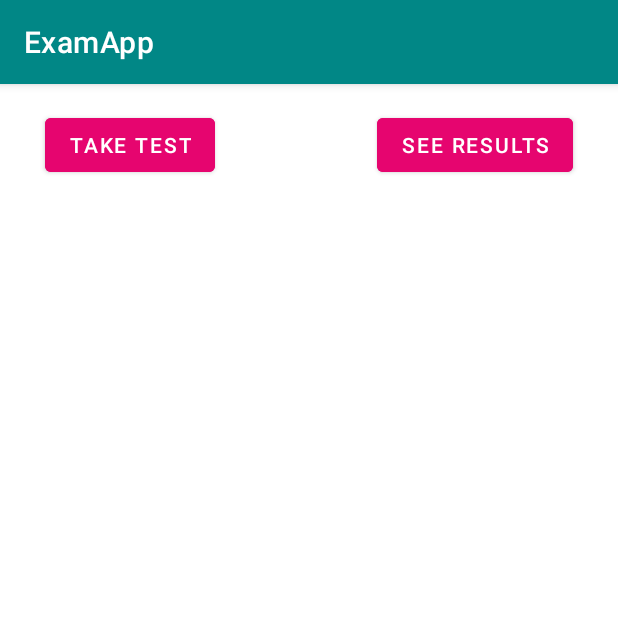
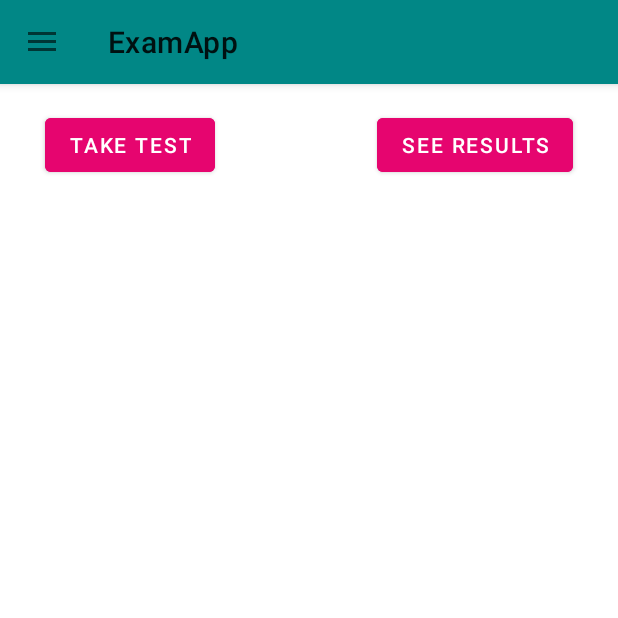
Before and after one commit to UsmanEjaz10/Exam-App, an Android app: the screen it shows after launch (MainActivity before the commit, Drawer after it), on a phone screen of 412 x 824 dp, the top half of it. Run offline under Robolectric (Android 15) with nearby library versions, the phone set to English and light mode, and no system bars.

Commit message:
Adding navigation drawer

```diff
--- a/app/src/main/AndroidManifest.xml
+++ b/app/src/main/AndroidManifest.xml
@@ -13,7 +13,7 @@
         android:theme="@style/Theme.ExamApp"
         tools:targetApi="31">
         <activity
-            android:name=".MainActivity"
+            android:name=".Drawer"
             android:exported="true">
             <intent-filter>
                 <action android:name="android.intent.action.MAIN" />
@@ -25,6 +25,14 @@
                 android:name="android.app.lib_name"
                 android:value="" />
         </activity>
+        <activity
+            android:name=".MainActivity"
+            android:exported="true">
+
+            <meta-data
+                android:name="android.app.lib_name"
+                android:value="" />
+        </activity>
     </application>
 
 </manifest>
--- /dev/null
+++ b/app/src/main/java/com/usmanejaz/examapp/Drawer.java
@@ -0,0 +1,35 @@
+package com.usmanejaz.examapp;
+
+import androidx.appcompat.app.ActionBarDrawerToggle;
+import androidx.appcompat.app.AppCompatActivity;
+import androidx.appcompat.widget.Toolbar;
+import androidx.drawerlayout.widget.DrawerLayout;
+
+import android.os.Bundle;
+
+import com.google.android.material.navigation.NavigationView;
+
+public class Drawer extends AppCompatActivity {
+DrawerLayout drawer;
+NavigationView nav;
+Toolbar toolbar;
+    @Override
+    protected void onCreate(Bundle savedInstanceState) {
+        super.onCreate(savedInstanceState);
+        setContentView(R.layout.activity_drawer);
+
+        drawer = findViewById(R.id.drawer);
+        nav = findViewById(R.id.nav);
+        toolbar = findViewById(R.id.toolbar);
+
+
+
+        setSupportActionBar(toolbar);
+
+        ActionBarDrawerToggle at = new ActionBarDrawerToggle(this, drawer, toolbar, R.string.OpenDrawer, R.string.CloseDrawer);
+        drawer.addDrawerListener(at);
+        at.syncState();
+
+
+    }
+}
--- a/app/src/main/java/com/usmanejaz/examapp/MainActivity.java
+++ b/app/src/main/java/com/usmanejaz/examapp/MainActivity.java
@@ -1,12 +1,15 @@
 package com.usmanejaz.examapp;
 
 import androidx.appcompat.app.AppCompatActivity;
+import androidx.fragment.app.Fragment;
 import androidx.fragment.app.FragmentTransaction;
 
 import android.annotation.SuppressLint;
 import android.os.Bundle;
 import android.os.Handler;
+import android.view.LayoutInflater;
 import android.view.View;
+import android.view.ViewGroup;
 import android.widget.Button;
 import android.widget.ListView;
 import android.widget.TextView;
@@ -16,25 +19,44 @@ import java.util.ArrayList;
 import java.util.Arrays;
 import java.util.List;
 import java.util.Random;
+import androidx.annotation.NonNull;
+import androidx.appcompat.app.ActionBarDrawerToggle;
+import androidx.appcompat.app.AppCompatActivity;
+import androidx.appcompat.widget.Toolbar;
+import androidx.core.view.GravityCompat;
+import androidx.drawerlayout.widget.DrawerLayout;
 
-public class MainActivity extends AppCompatActivity {
+import android.content.Intent;
+import android.os.Bundle;
+import android.view.Menu;
+import android.view.MenuItem;
+import android.widget.TextView;
+import android.widget.Toast;
+
+import com.google.android.material.navigation.NavigationView;
+
+public class MainActivity extends Fragment {
 
     Button btnOne, btnTwo, btnThree;
     DBHelper db;
-    ListView myListView;
-    TextView myTextView;
+    NavigationView navigationView;
+    DrawerLayout drawerLayout;
+    Toolbar toolbar;
+    ActionBarDrawerToggle toggle;
+
     List<Question> list = new ArrayList<Question>();
+
+    public MainActivity(){}
+
     @SuppressLint("MissingInflatedId")
     @Override
-    protected void onCreate(Bundle savedInstanceState) {
-        super.onCreate(savedInstanceState);
-        setContentView(R.layout.activity_main);
+    public View onCreateView(LayoutInflater inflater, ViewGroup container, Bundle savedInstanceState) {
 
-
-        btnOne = findViewById(R.id.frexambtn);
-        btnTwo = findViewById(R.id.resultbtn);
-        btnThree = findViewById(R.id.back);
-        db = new DBHelper(getApplicationContext());
+        View view = inflater.inflate(R.layout.activity_main, container, false);
+        btnOne = view.findViewById(R.id.frexambtn);
+        btnTwo = view.findViewById(R.id.resultbtn);
+        btnThree = view.findViewById(R.id.back);
+        db = new DBHelper(getContext().getApplicationContext());
 
 
         btnOne.setOnClickListener(new View.OnClickListener() {
@@ -42,7 +64,7 @@ public class MainActivity extends AppCompatActivity {
             public void onClick(View view) {
                 db.clearDB();
                 FRExam fragmentOne = new FRExam();
-                FragmentTransaction transaction =getSupportFragmentManager().beginTransaction();
+                FragmentTransaction transaction =getActivity().getSupportFragmentManager().beginTransaction();
                 transaction.replace(R.id.layoutMainActivity, fragmentOne);
                 transaction.commit();
             }
@@ -52,7 +74,7 @@ public class MainActivity extends AppCompatActivity {
             @Override
             public void onClick(View view) {
                 ResultDisplay fragmentOne = new ResultDisplay();
-                FragmentTransaction transaction =getSupportFragmentManager().beginTransaction();
+                FragmentTransaction transaction =getActivity().getSupportFragmentManager().beginTransaction();
                 transaction.replace(R.id.layoutMainActivity, fragmentOne);
                 transaction.commit();
                 btnThree.setVisibility(View.VISIBLE);
@@ -66,15 +88,18 @@ public class MainActivity extends AppCompatActivity {
         btnThree.setOnClickListener(new View.OnClickListener() {
             @Override
             public void onClick(View view) {
-                db.clearDB();
+
                 FRExam fragmentOne = new FRExam();
-                FragmentTransaction transaction =getSupportFragmentManager().beginTransaction();
+                FragmentTransaction transaction =getActivity().getSupportFragmentManager().beginTransaction();
                 transaction.replace(R.id.layoutMainActivity, fragmentOne);
                 transaction.commit();
             }
         });
 
 
+
+        return view;
+
     }
 
 
--- a/app/src/main/java/com/usmanejaz/examapp/MyViewAdapter.java
+++ b/app/src/main/java/com/usmanejaz/examapp/MyViewAdapter.java
@@ -40,9 +40,11 @@ public class MyViewAdapter extends ArrayAdapter<Question> {
 
     if(student.status.equals("Correct")){
         layout.setBackgroundColor(ContextCompat.getColor(getContext(), R.color.green));
+        textViewStatus.setTextColor(ContextCompat.getColor(getContext(), R.color.green_dark));
     }
     else{
         layout.setBackgroundColor(ContextCompat.getColor(getContext(), R.color.red));
+        textViewStatus.setTextColor(ContextCompat.getColor(getContext(), R.color.red_dark));
     }
 
         return convertView;
--- /dev/null
+++ b/app/src/main/res/layout/activity_drawer.xml
@@ -0,0 +1,25 @@
+<?xml version="1.0" encoding="utf-8"?>
+<androidx.drawerlayout.widget.DrawerLayout xmlns:android="http://schemas.android.com/apk/res/android"
+    xmlns:app="http://schemas.android.com/apk/res-auto"
+    xmlns:tools="http://schemas.android.com/tools"
+    android:layout_width="match_parent"
+    android:layout_height="match_parent"
+    android:fitsSystemWindows="true"
+    tools:openDrawer="start"
+    tools:context=".Drawer"
+    android:id="@+id/drawer">
+
+    <include layout="@layout/toolbar"
+        android:layout_width="match_parent"
+        android:layout_height="match_parent"/>
+
+    <com.google.android.material.navigation.NavigationView
+        android:layout_width="wrap_content"
+        android:layout_height="match_parent"
+        android:layout_gravity="start"
+        android:fitsSystemWindows="true"
+        android:id="@+id/nav"
+        app:headerLayout="@layout/header"
+        app:menu="@menu/main_menu"
+        />
+</androidx.drawerlayout.widget.DrawerLayout>
--- /dev/null
+++ b/app/src/main/res/layout/header.xml
@@ -0,0 +1,19 @@
+<?xml version="1.0" encoding="utf-8"?>
+<LinearLayout xmlns:android="http://schemas.android.com/apk/res/android"
+    android:orientation="vertical" android:layout_width="match_parent"
+    android:layout_height="match_parent"
+    android:background="@color/purple_200">
+    <ImageView
+        android:layout_width="125dp"
+        android:layout_height="125dp"
+        android:background="@color/teal_200"
+        />
+
+    <TextView
+        android:layout_width="wrap_content"
+        android:layout_height="wrap_content"
+        android:text="MC Spring2023"
+        android:textSize="30sp" />
+
+
+</LinearLayout>
--- /dev/null
+++ b/app/src/main/res/layout/toolbar.xml
@@ -0,0 +1,18 @@
+<?xml version="1.0" encoding="utf-8"?>
+<LinearLayout xmlns:android="http://schemas.android.com/apk/res/android"
+    android:layout_width="match_parent"
+    android:layout_height="match_parent"
+    android:orientation="vertical">
+
+
+<com.google.android.material.appbar.AppBarLayout
+    android:layout_width="match_parent"
+    android:layout_height="wrap_content">
+<androidx.appcompat.widget.Toolbar
+    android:layout_width="match_parent"
+    android:layout_height="wrap_content"
+    android:id="@+id/toolbar"/>
+</com.google.android.material.appbar.AppBarLayout>
+
+<include layout="@layout/activity_main"></include>
+</LinearLayout>
--- /dev/null
+++ b/app/src/main/res/menu/main_menu.xml
@@ -0,0 +1,48 @@
+<?xml version="1.0" encoding="utf-8"?>
+<menu xmlns:android="http://schemas.android.com/apk/res/android">
+
+    <group android:checkableBehavior="all">
+        <item
+            android:id="@+id/nav_book"
+            android:title="Book" />
+        <item
+            android:id="@+id/nav_return"
+            android:title="Return" />
+        <item
+            android:id="@+id/nav_laptop"
+            android:title="Surah List" />
+        <item
+            android:id="@+id/nav_voice"
+            android:title="Voice" />
+    </group>
+
+
+    <item android:title="Reading">
+        <menu>
+            <group android:checkableBehavior="single">
+                <item
+                    android:id="@+id/nav_chrome_reader"
+                    android:title="Chrome Reader" />
+                <item
+                    android:id="@+id/nav_rea_more"
+                    android:title="Read More" />
+            </group>
+        </menu>
+    </item>
+
+    <item android:title="Comments">
+        <menu>
+            <group android:checkableBehavior="single">
+                <item
+                    android:id="@+id/Nav_add_comment"
+                    android:title="Add Comment" />
+                <item
+                    android:id="@+id/nav_insert_comment"
+                    android:title="Insert Comment" />
+            </group>
+        </menu>
+    </item>
+
+
+
+</menu>
--- a/app/src/main/res/values-night/themes.xml
+++ b/app/src/main/res/values-night/themes.xml
@@ -1,6 +1,6 @@
 <resources xmlns:tools="http://schemas.android.com/tools">
     <!-- Base application theme. -->
-    <style name="Theme.ExamApp" parent="Theme.MaterialComponents.DayNight.DarkActionBar">
+    <style name="Theme.ExamApp" parent="Theme.MaterialComponents.DayNight.NoActionBar">
         <!-- Primary brand color. -->
         <item name="colorPrimary">@color/teal_700</item>
         <item name="colorPrimaryVariant">@color/teal_700</item>
--- a/app/src/main/res/values/strings.xml
+++ b/app/src/main/res/values/strings.xml
@@ -1,3 +1,5 @@
 <resources>
     <string name="app_name">ExamApp</string>
+    <string name="OpenDrawer">OpenDrawer</string>
+    <string name="CloseDrawer">CloseDrawer</string>
 </resources>
--- a/app/src/main/res/values/themes.xml
+++ b/app/src/main/res/values/themes.xml
@@ -1,6 +1,6 @@
 <resources xmlns:tools="http://schemas.android.com/tools">
     <!-- Base application theme. -->
-    <style name="Theme.ExamApp" parent="Theme.MaterialComponents.DayNight.DarkActionBar">
+    <style name="Theme.ExamApp" parent="Theme.MaterialComponents.DayNight.NoActionBar">
         <!-- Primary brand color. -->
         <item name="colorPrimary">@color/teal_700</item>
         <item name="colorPrimaryVariant">@color/teal_700</item>
```
